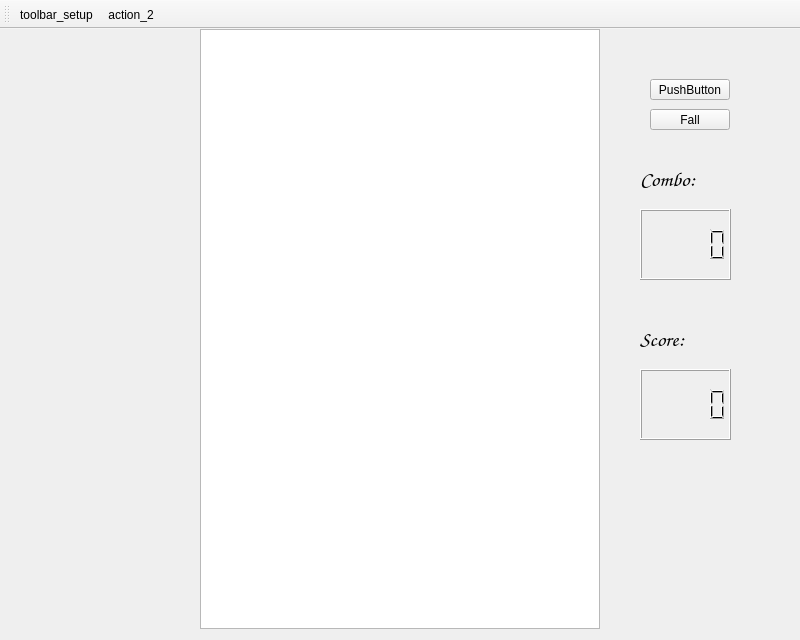
Above: prototype/mania_test/mania_window.ui from defaultax7/2012h-project before the change. Below: the same form after it.
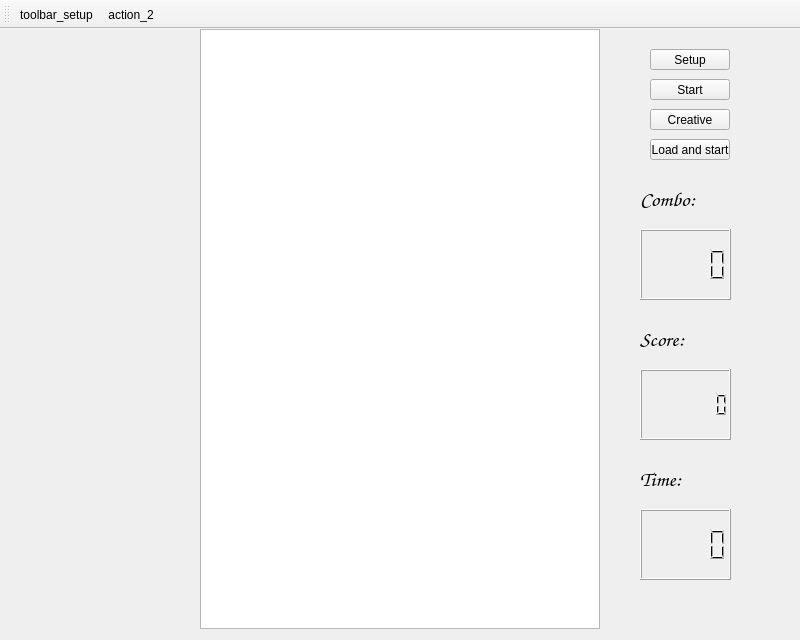
That is the form after the change. Custom widgets are drawn as their Qt base class.

Patch:
```diff
--- a/prototype/mania_test/mania_window.ui
+++ b/prototype/mania_test/mania_window.ui
@@ -84,33 +84,33 @@
     <property name="geometry">
      <rect>
       <x>650</x>
-      <y>50</y>
+      <y>20</y>
       <width>80</width>
       <height>21</height>
      </rect>
     </property>
     <property name="text">
-     <string>PushButton</string>
+     <string>Setup</string>
     </property>
    </widget>
    <widget class="QPushButton" name="pushButton_2">
     <property name="geometry">
      <rect>
       <x>650</x>
-      <y>80</y>
+      <y>50</y>
       <width>80</width>
       <height>21</height>
      </rect>
     </property>
     <property name="text">
-     <string>Fall</string>
+     <string>Start</string>
     </property>
    </widget>
    <widget class="QLCDNumber" name="lcd_combo">
     <property name="geometry">
      <rect>
       <x>640</x>
-      <y>180</y>
+      <y>200</y>
       <width>91</width>
       <height>71</height>
      </rect>
@@ -120,7 +120,7 @@
     <property name="geometry">
      <rect>
       <x>640</x>
-      <y>130</y>
+      <y>150</y>
       <width>91</width>
       <height>41</height>
      </rect>
@@ -146,6 +146,9 @@
       <height>71</height>
      </rect>
     </property>
+    <property name="digitCount">
+     <number>7</number>
+    </property>
    </widget>
    <widget class="QLabel" name="label_2">
     <property name="geometry">
@@ -168,6 +171,63 @@
      <string>Score:</string>
     </property>
    </widget>
+   <widget class="QPushButton" name="pushButton_3">
+    <property name="geometry">
+     <rect>
+      <x>650</x>
+      <y>80</y>
+      <width>80</width>
+      <height>21</height>
+     </rect>
+    </property>
+    <property name="text">
+     <string>Creative</string>
+    </property>
+   </widget>
+   <widget class="QPushButton" name="pushButton_4">
+    <property name="geometry">
+     <rect>
+      <x>650</x>
+      <y>110</y>
+      <width>80</width>
+      <height>21</height>
+     </rect>
+    </property>
+    <property name="text">
+     <string>Load and start</string>
+    </property>
+   </widget>
+   <widget class="QLabel" name="label_3">
+    <property name="geometry">
+     <rect>
+      <x>640</x>
+      <y>430</y>
+      <width>91</width>
+      <height>41</height>
+     </rect>
+    </property>
+    <property name="font">
+     <font>
+      <family>Comic Sans MS</family>
+      <pointsize>16</pointsize>
+      <weight>50</weight>
+      <bold>false</bold>
+     </font>
+    </property>
+    <property name="text">
+     <string>Time:</string>
+    </property>
+   </widget>
+   <widget class="QLCDNumber" name="lcd_time">
+    <property name="geometry">
+     <rect>
+      <x>640</x>
+      <y>480</y>
+      <width>91</width>
+      <height>71</height>
+     </rect>
+    </property>
+   </widget>
   </widget>
   <widget class="QToolBar" name="toolBar">
    <property name="windowTitle">
```
